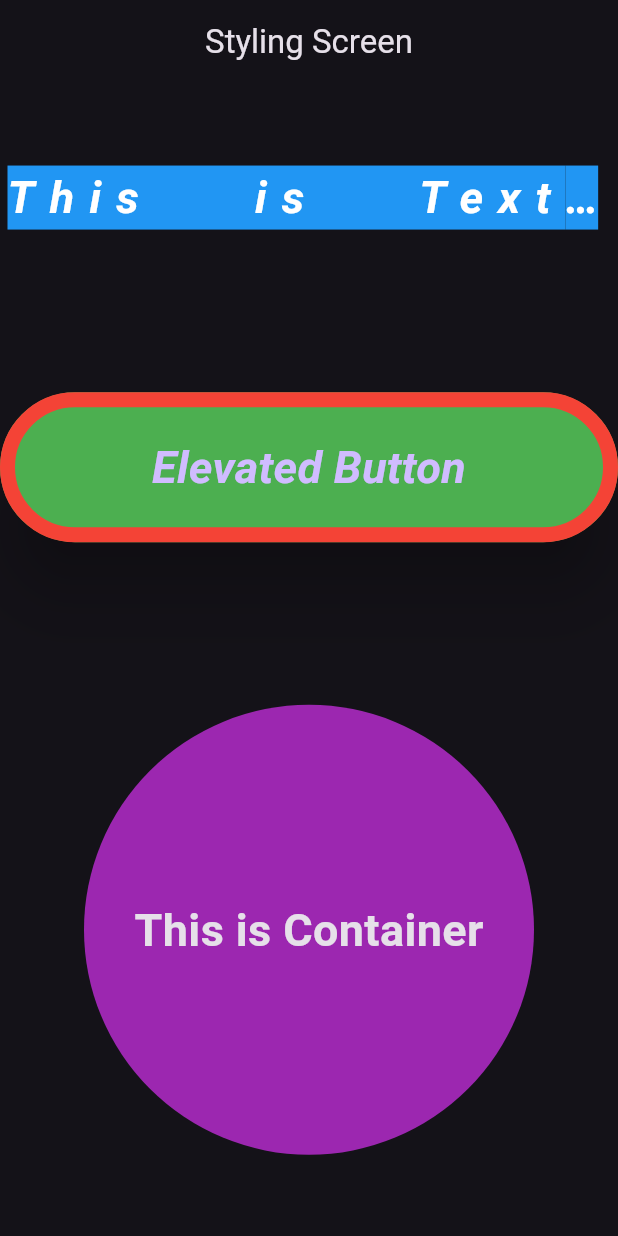
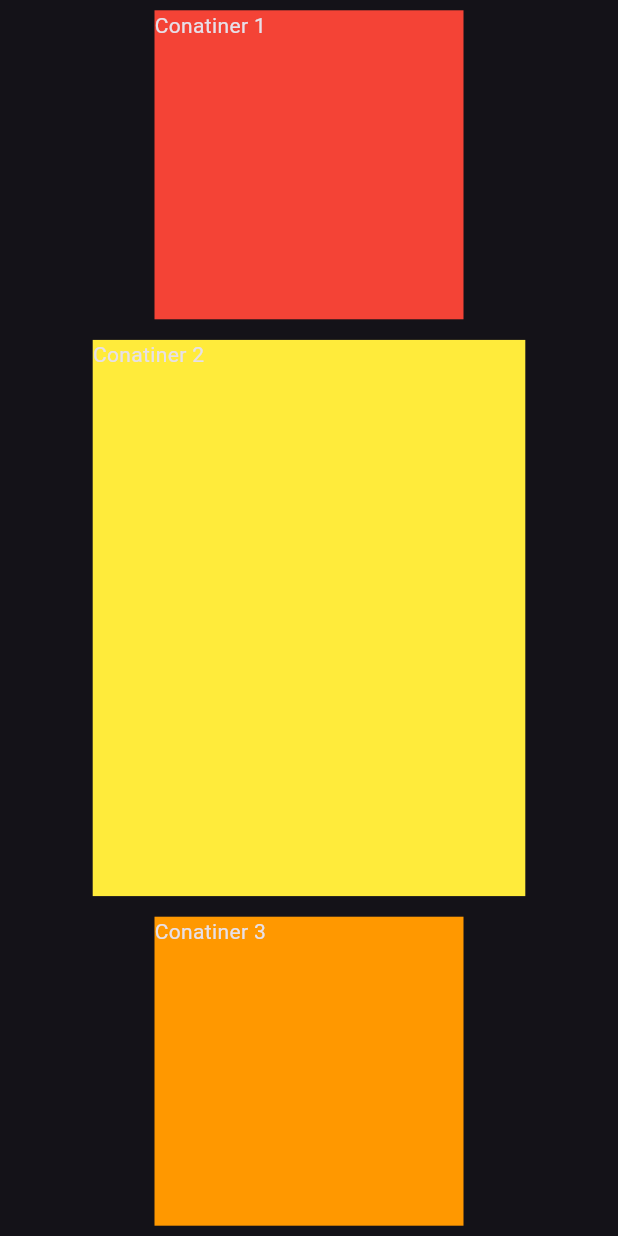
Before and after one commit to Hassanulhaq52/Fast-Track-Flutter, a Flutter app: the screen it shows after launch, on a phone screen of 412 x 824 dp. Run offline on Flutter 3.47's test engine with Material 3 defaults, Android fonts, the phone set to English and light mode, and no system bars.

Commit message:
Media Query.

```diff
--- a/lib/main.dart
+++ b/lib/main.dart
@@ -1,6 +1,7 @@
 import 'package:flutter/material.dart';
 
 import 'package:platform_specific/platform_dependent/drawer.dart';
+import 'package:platform_specific/styling_responsiveness/responsive_screen.dart';
 import 'package:platform_specific/styling_responsiveness/styling_screen.dart';
 import 'package:platform_specific/text_field.dart';
 
@@ -31,7 +32,7 @@ class MyApp extends StatelessWidget {
       //   theme: ThemeData.light(),
       // darkTheme: ThemeData.dark(),
       theme: ThemeData.dark(),
-      home: StylingScreen(),
+      home: ResponsiveScreen()
     );
   }
 }
--- /dev/null
+++ b/lib/styling_responsiveness/responsive_screen.dart
@@ -0,0 +1,43 @@
+import 'package:flutter/material.dart';
+
+class ResponsiveScreen extends StatelessWidget {
+  const ResponsiveScreen({super.key});
+
+  @override
+  Widget build(BuildContext context) {
+
+    final height = MediaQuery.of(context).size.height;
+    final width = MediaQuery.of(context).size.width;
+
+
+
+    return Scaffold(
+      body: Center(
+        child: Column(
+          mainAxisAlignment: MainAxisAlignment.spaceAround,
+          crossAxisAlignment: CrossAxisAlignment.center,
+          children: [
+            Container(
+              height: height * 0.25,
+              width: width * 0.5,
+              color: Colors.red,
+              child: Text('Conatiner 1'),
+            ),
+            Container(
+              height: height * 0.45,
+              width: width * 0.7,
+              color: Colors.yellow,
+              child: Text('Conatiner 2'),
+            ),
+            Container(
+              height: height * 0.25,
+              width: width * 0.5,
+              color: Colors.orange,
+              child: Text('Conatiner 3'),
+            ),
+          ],
+        ),
+      ),
+    );
+  }
+}
```
